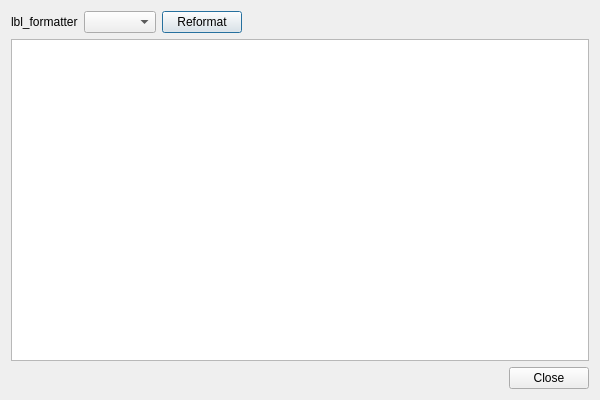
The window that log_viewer/ui/format_dialog.ui (asmodeus94/log-viewer) describes before a commit, drawn with Qt 5.
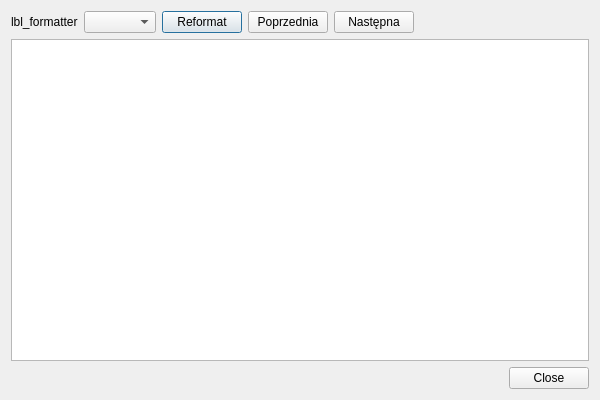
The same window after the commit.

Commit message: feat(ui): dodanie przycisków nawigacji w FormatDialog z obsługą zapętlania

Patch:
```diff
--- a/log_viewer/ui/format_dialog.ui
+++ b/log_viewer/ui/format_dialog.ui
@@ -36,6 +36,20 @@
        </property>
       </widget>
      </item>
+     <item>
+      <widget class="QPushButton" name="btn_prev">
+       <property name="text">
+        <string>Poprzednia</string>
+       </property>
+      </widget>
+     </item>
+     <item>
+      <widget class="QPushButton" name="btn_next">
+       <property name="text">
+        <string>Następna</string>
+       </property>
+      </widget>
+     </item>
      <item>
       <spacer name="horizontalSpacer">
        <property name="orientation">
```
The commit also changes 4 other files.
